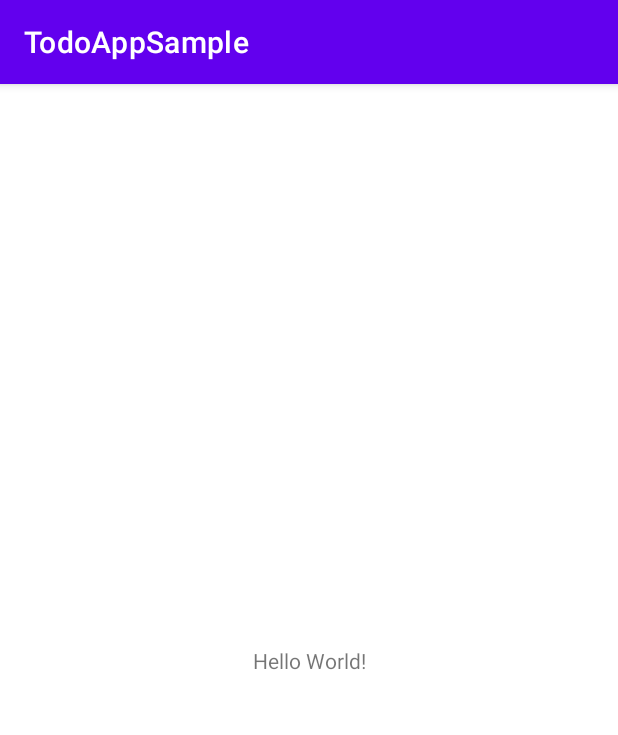
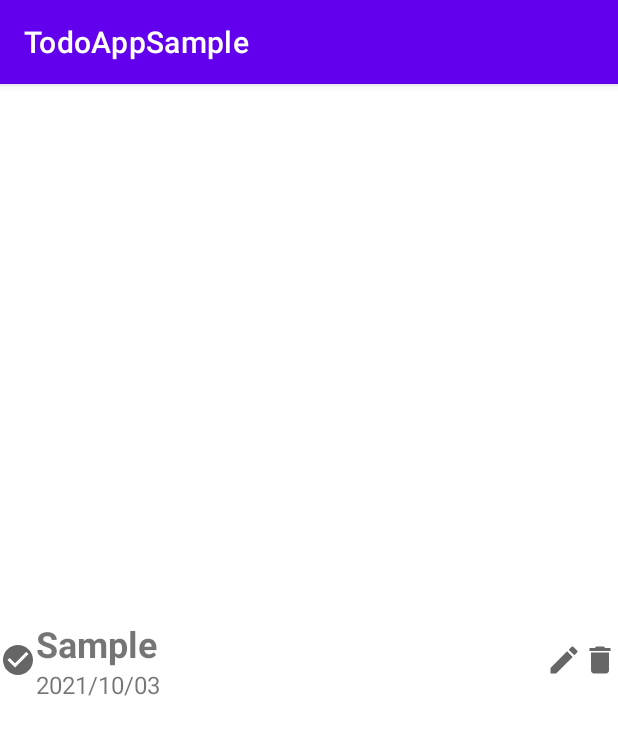
Before and after one commit to k-ohhara/TodoAppSample, an Android app: the screen it shows after launch (MainActivity), on a phone screen of 412 x 824 dp. Shown: the top 735 px of the screen. Run offline under Robolectric (Android 15) with nearby library versions, the phone set to English and light mode, and no system bars.

Commit message:
[add]1章 TODOリストのサンプルレイアウトを作成

```diff
--- /dev/null
+++ b/app/src/main/res/drawable/baseline_check_circle_24.xml
@@ -0,0 +1,10 @@
+<vector xmlns:android="http://schemas.android.com/apk/res/android"
+    android:width="24dp"
+    android:height="24dp"
+    android:viewportWidth="24"
+    android:viewportHeight="24"
+    android:tint="?attr/colorControlNormal">
+  <path
+      android:fillColor="@android:color/white"
+      android:pathData="M12,2C6.48,2 2,6.48 2,12s4.48,10 10,10 10,-4.48 10,-10S17.52,2 12,2zM10,17l-5,-5 1.41,-1.41L10,14.17l7.59,-7.59L19,8l-9,9z"/>
+</vector>
--- /dev/null
+++ b/app/src/main/res/drawable/baseline_delete_24.xml
@@ -0,0 +1,10 @@
+<vector xmlns:android="http://schemas.android.com/apk/res/android"
+    android:width="24dp"
+    android:height="24dp"
+    android:viewportWidth="24"
+    android:viewportHeight="24"
+    android:tint="?attr/colorControlNormal">
+  <path
+      android:fillColor="@android:color/white"
+      android:pathData="M6,19c0,1.1 0.9,2 2,2h8c1.1,0 2,-0.9 2,-2V7H6v12zM19,4h-3.5l-1,-1h-5l-1,1H5v2h14V4z"/>
+</vector>
--- /dev/null
+++ b/app/src/main/res/drawable/baseline_edit_24.xml
@@ -0,0 +1,10 @@
+<vector xmlns:android="http://schemas.android.com/apk/res/android"
+    android:width="24dp"
+    android:height="24dp"
+    android:viewportWidth="24"
+    android:viewportHeight="24"
+    android:tint="?attr/colorControlNormal">
+  <path
+      android:fillColor="@android:color/white"
+      android:pathData="M3,17.25V21h3.75L17.81,9.94l-3.75,-3.75L3,17.25zM20.71,7.04c0.39,-0.39 0.39,-1.02 0,-1.41l-2.34,-2.34c-0.39,-0.39 -1.02,-0.39 -1.41,0l-1.83,1.83 3.75,3.75 1.83,-1.83z"/>
+</vector>
--- a/app/src/main/res/layout/activity_main.xml
+++ b/app/src/main/res/layout/activity_main.xml
@@ -6,12 +6,55 @@
     android:layout_height="match_parent"
     tools:context=".MainActivity">
 
-    <TextView
+    <ImageView
+        android:id="@+id/todoCheck"
         android:layout_width="wrap_content"
         android:layout_height="wrap_content"
-        android:text="Hello World!"
+        android:contentDescription="@string/imageView"
+        android:src="@drawable/baseline_check_circle_24"
         app:layout_constraintBottom_toBottomOf="parent"
         app:layout_constraintLeft_toLeftOf="parent"
+        app:layout_constraintTop_toTopOf="parent" />
+
+    <TextView
+        android:id="@+id/todoTitle"
+        android:layout_width="wrap_content"
+        android:layout_height="wrap_content"
+        android:text="@string/todoTitle"
+        android:textSize="@dimen/todoTitle"
+        android:textStyle="bold"
+        app:layout_constraintBottom_toTopOf="@+id/todoDate"
+        app:layout_constraintLeft_toRightOf="@+id/todoCheck"
+        app:layout_constraintTop_toTopOf="parent"
+        app:layout_constraintVertical_chainStyle="packed" />
+
+    <TextView
+        android:id="@+id/todoDate"
+        android:layout_width="wrap_content"
+        android:layout_height="wrap_content"
+        android:text="@string/todoDate"
+        android:textSize="@dimen/todoDate"
+        app:layout_constraintBottom_toBottomOf="parent"
+        app:layout_constraintLeft_toRightOf="@+id/todoCheck"
+        app:layout_constraintTop_toBottomOf="@+id/todoTitle" />
+
+    <ImageView
+        android:id="@+id/todoEdit"
+        android:layout_width="wrap_content"
+        android:layout_height="wrap_content"
+        android:contentDescription="@string/imageView"
+        android:src="@drawable/baseline_edit_24"
+        app:layout_constraintBottom_toBottomOf="parent"
+        app:layout_constraintRight_toLeftOf="@+id/todoDelete"
+        app:layout_constraintTop_toTopOf="parent" />
+
+    <ImageView
+        android:id="@+id/todoDelete"
+        android:layout_width="wrap_content"
+        android:layout_height="wrap_content"
+        android:contentDescription="@string/imageView"
+        android:src="@drawable/baseline_delete_24"
+        app:layout_constraintBottom_toBottomOf="parent"
         app:layout_constraintRight_toRightOf="parent"
         app:layout_constraintTop_toTopOf="parent" />
 
--- /dev/null
+++ b/app/src/main/res/values/dimens.xml
@@ -0,0 +1,5 @@
+<?xml version="1.0" encoding="utf-8"?>
+<resources>
+    <dimen name="todoTitle">24sp</dimen>
+    <dimen name="todoDate">16sp</dimen>
+</resources>
--- a/app/src/main/res/values/strings.xml
+++ b/app/src/main/res/values/strings.xml
@@ -1,3 +1,6 @@
 <resources>
     <string name="app_name">TodoAppSample</string>
+    <string name="todoTitle">Sample</string>
+    <string name="todoDate">2021/10/03</string>
+    <string name="imageView">ImageView</string>
 </resources>
```
Also changed, not shown: app/src/main/java/com/websarva/wings/android/todoappsample/MainActivity.kt (line endings or trailing spaces).
